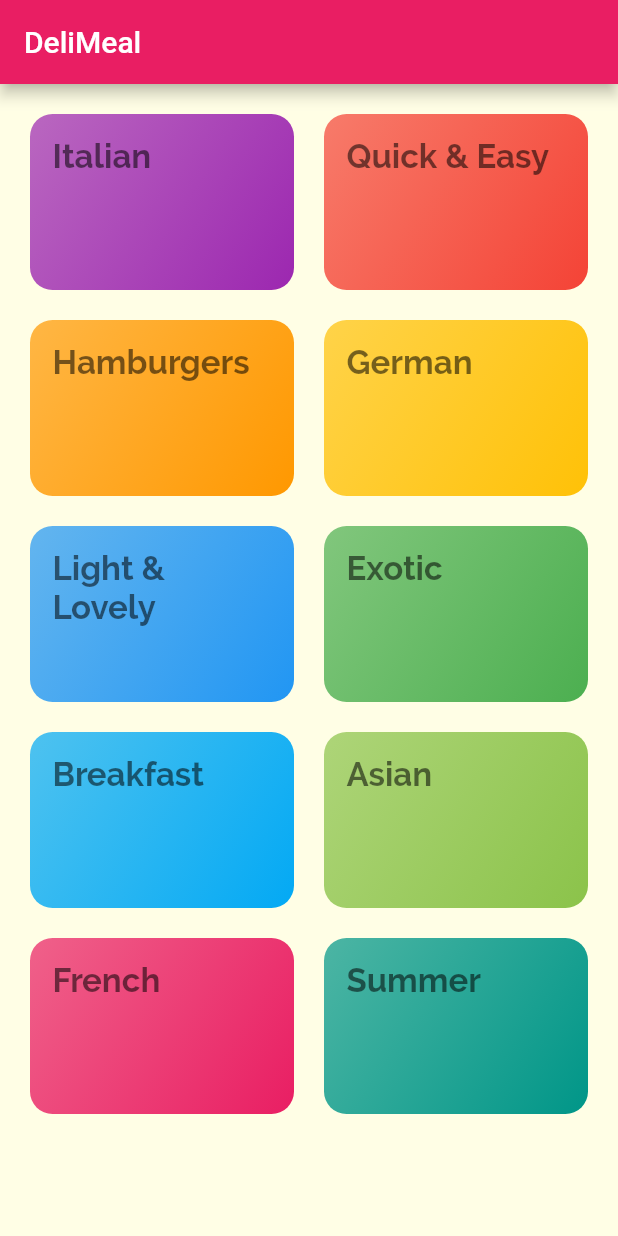
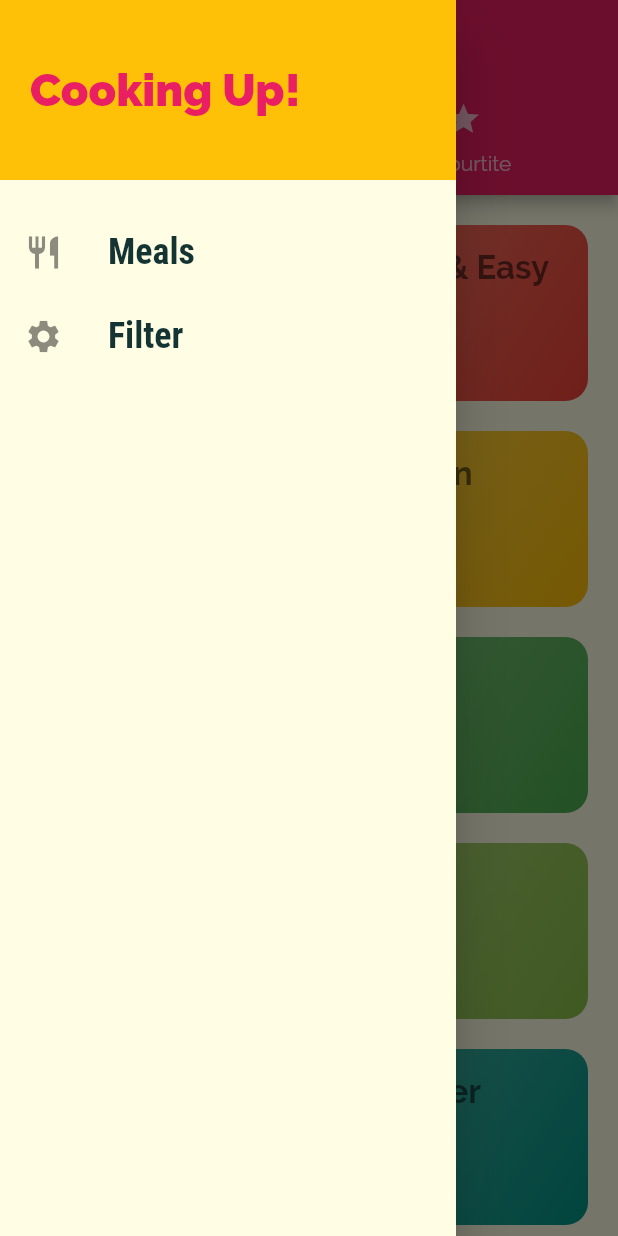
Before and after one commit to Debajyoti14/Meal-App, a Flutter app: the screen it shows after launch, with the side drawer open (before the commit the screen has no drawer), on a phone screen of 412 x 824 dp. Run offline on Flutter 3.47's test engine with Material 2 defaults, Android fonts, the phone set to English and light mode, and no system bars.

Commit message:
Done till Filter

```diff
--- a/lib/main.dart
+++ b/lib/main.dart
@@ -1,5 +1,7 @@
 import 'package:flutter/material.dart';
+import 'package:flutter_complete_guide/screens/filters_screen.dart';
 import 'package:flutter_complete_guide/screens/meal_details_screen.dart';
+import 'package:flutter_complete_guide/screens/tabs_screen.dart';
 
 import './screens/categories_Screen.dart';
 import './screens/category_meals_screens.dart';
@@ -29,10 +31,11 @@ class MyApp extends StatelessWidget {
                   fontWeight: FontWeight.bold,
                 ),
               )),
-      home: CategoriesScreen(),
+      home: TabsScreen(),
       routes: {
         '/category-meals': (ctx) => CategoryMealsScreen(),
         '/meal-details': (ctx) => MealDetailsScreen(),
+        '/filter-screen': (ctx) => FilterScreen(),
       },
     );
   }
--- a/lib/screens/categories_Screen.dart
+++ b/lib/screens/categories_Screen.dart
@@ -5,11 +5,7 @@ import '../widgets/category_item.dart';
 class CategoriesScreen extends StatelessWidget {
   @override
   Widget build(BuildContext context) {
-    return Scaffold(
-      appBar: AppBar(
-        title: const Text('DeliMeal'),
-      ),
-      body: GridView(
+    return GridView(
       padding: EdgeInsets.all(20),
       children: DUMMY_CATEGORIES
           .map((category) => CategoryItem(
@@ -24,7 +20,6 @@ class CategoriesScreen extends StatelessWidget {
         crossAxisSpacing: 20,
         mainAxisSpacing: 20,
       ),
-      ),
     );
   }
 }
--- a/lib/screens/category_meals_screens.dart
+++ b/lib/screens/category_meals_screens.dart
@@ -25,6 +25,7 @@ class CategoryMealsScreen extends StatelessWidget {
               imageURl: categoryMeals[index].imageUrl,
               duration: categoryMeals[index].duration,
               id: categoryMeals[index].id,
+              removeItem: () {},
             );
           },
           itemCount: categoryMeals.length,
--- /dev/null
+++ b/lib/screens/favourites_screen.dart
@@ -0,0 +1,14 @@
+import 'package:flutter/widgets.dart';
+
+import 'package:flutter/material.dart';
+
+class FavouritesScreen extends StatelessWidget {
+  const FavouritesScreen({Key? key}) : super(key: key);
+
+  @override
+  Widget build(BuildContext context) {
+    return Center(
+      child: Text('Favourite'),
+    );
+  }
+}
--- /dev/null
+++ b/lib/screens/filters_screen.dart
@@ -0,0 +1,13 @@
+import 'package:flutter/material.dart';
+
+class FilterScreen extends StatelessWidget {
+  @override
+  Widget build(BuildContext context) {
+    return Scaffold(
+      appBar: AppBar(
+        title: Text('Filter'),
+      ),
+      body: Text('Filter'),
+    );
+  }
+}
--- a/lib/screens/meal_details_screen.dart
+++ b/lib/screens/meal_details_screen.dart
@@ -75,6 +75,14 @@ class MealDetailsScreen extends StatelessWidget {
           ],
         ),
       ),
+      floatingActionButton: FloatingActionButton(
+        child: Icon(
+          Icons.delete,
+        ),
+        onPressed: () {
+          Navigator.of(context).pop(mealId);
+        },
+      ),
     );
   }
 }
--- /dev/null
+++ b/lib/screens/tabs_screen.dart
@@ -0,0 +1,44 @@
+import 'package:flutter/material.dart';
+import 'package:flutter_complete_guide/widgets/main_drawer.dart';
+
+import 'categories_Screen.dart';
+import 'favourites_screen.dart';
+
+class TabsScreen extends StatefulWidget {
+  @override
+  State<TabsScreen> createState() => _TabsScreenState();
+}
+
+class _TabsScreenState extends State<TabsScreen> {
+  @override
+  Widget build(BuildContext context) {
+    return DefaultTabController(
+      length: 2,
+      child: Scaffold(
+          appBar: AppBar(
+            title: Text('Meals'),
+            bottom: TabBar(
+              tabs: <Widget>[
+                Tab(
+                  icon: Icon(
+                    Icons.category,
+                  ),
+                  text: 'Categories',
+                ),
+                Tab(
+                  icon: Icon(
+                    Icons.star,
+                  ),
+                  text: 'Favourtite',
+                ),
+              ],
+            ),
+          ),
+          drawer: MainDrawer(),
+          body: TabBarView(children: <Widget>[
+            CategoriesScreen(),
+            FavouritesScreen(),
+          ])),
+    );
+  }
+}
--- /dev/null
+++ b/lib/widgets/main_drawer.dart
@@ -0,0 +1,54 @@
+import 'package:flutter/material.dart';
+
+class MainDrawer extends StatelessWidget {
+  @override
+  Widget build(BuildContext context) {
+    return Drawer(
+        child: Column(
+      children: <Widget>[
+        Container(
+          height: 120,
+          width: double.infinity,
+          padding: EdgeInsets.all(20),
+          alignment: Alignment.centerLeft,
+          color: Theme.of(context).accentColor,
+          child: Text(
+            'Cooking Up!',
+            style: TextStyle(
+              fontWeight: FontWeight.w900,
+              fontSize: 30,
+              color: Theme.of(context).primaryColor,
+            ),
+          ),
+        ),
+        SizedBox(height: 20),
+        ListTile(
+          leading: Icon(Icons.restaurant, size: 26),
+          title: Text(
+            'Meals',
+            style: TextStyle(
+                fontFamily: 'RobotoCondensed',
+                fontSize: 24,
+                fontWeight: FontWeight.bold),
+          ),
+          onTap: () {
+            Navigator.of(context).pushReplacementNamed('/');
+          },
+        ),
+        ListTile(
+          leading: Icon(Icons.settings, size: 26),
+          title: Text(
+            'Filter',
+            style: TextStyle(
+                fontFamily: 'RobotoCondensed',
+                fontSize: 24,
+                fontWeight: FontWeight.bold),
+          ),
+          onTap: () {
+            Navigator.of(context).pushReplacementNamed('/filter-screen');
+          },
+        ),
+      ],
+    ));
+  }
+}
--- a/lib/widgets/meal_item.dart
+++ b/lib/widgets/meal_item.dart
@@ -9,12 +9,14 @@ class MealItem extends StatelessWidget {
   final int duration;
   final Complexity complexity;
   final Affordability affordability;
+  final Function removeItem;
 
   const MealItem({
     required this.id,
     required this.title,
     required this.imageURl,
     required this.duration,
+    required this.removeItem,
     this.complexity = Complexity.Hard,
     this.affordability = Affordability.Pricey,
   });
@@ -52,7 +54,13 @@ class MealItem extends StatelessWidget {
   }
 
   void selectMeal(BuildContext context) {
-    Navigator.of(context).pushNamed('/meal-details', arguments: id);
+    Navigator.of(context).pushNamed('/meal-details', arguments: id).then(
+      (result) {
+        if (result != null) {
+          removeItem(result);
+        }
+      },
+    );
   }
 
   @override
```
Lines whose indentation alone changed are shown as unchanged.
